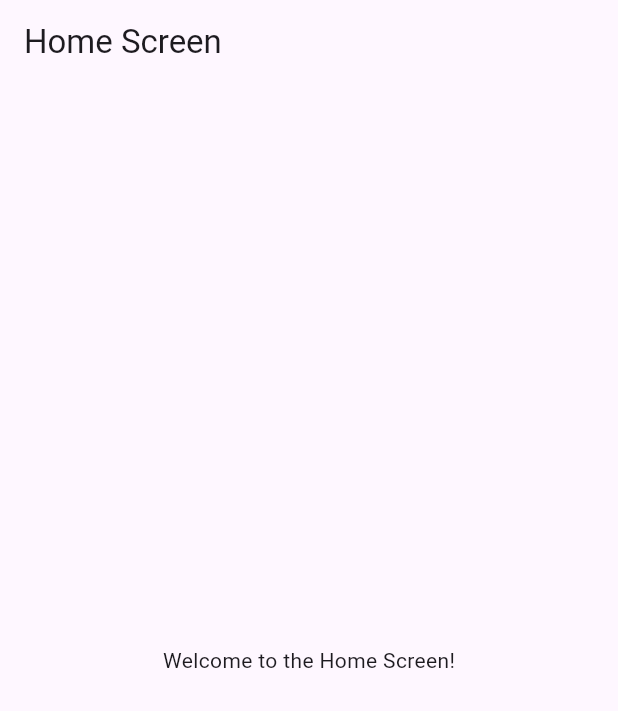
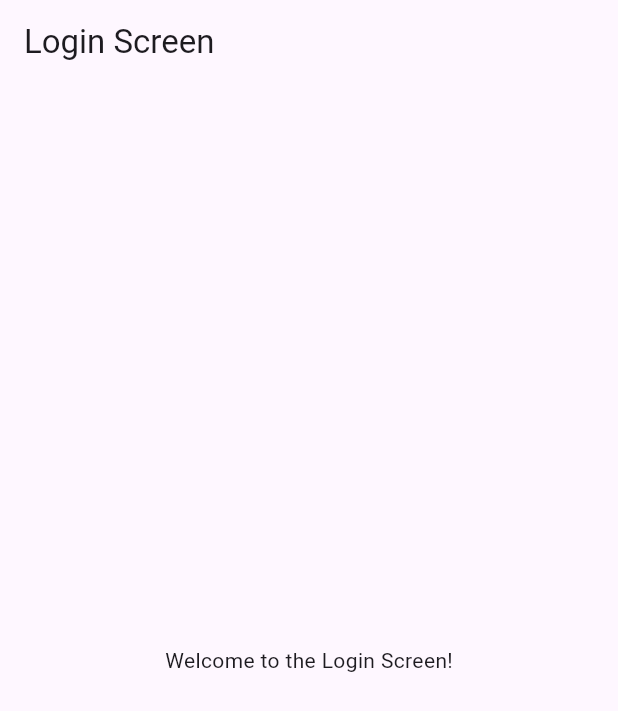
Before and after one commit to Odhi-ambo/Exam_processing_app, a Flutter app: the screen it shows after launch, on a phone screen of 412 x 824 dp. Shown: the top 711 px of the screen. Run offline on Flutter 3.47's test engine with Material 3 defaults, Android fonts, the phone set to English and light mode, and no system bars.

Commit message:
Initila commit

```diff
--- a/lib/main.dart
+++ b/lib/main.dart
@@ -1,4 +1,5 @@
 import 'package:exam_processing_app/screens/home_screen.dart';
+import 'package:exam_processing_app/screens/login_screen.dart';
 import 'package:flutter/material.dart';
 
 void main() {
@@ -11,7 +12,7 @@ class MyApp extends StatelessWidget {
   @override
   Widget build(BuildContext context) {
     return MaterialApp(
-      home: HomeScreen(),
+      home: LoginScreen(),
     );
   }
 }
```
